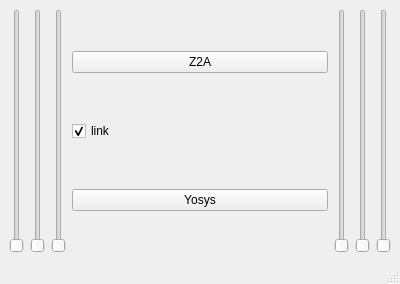
Old version of the form lights/mainwindow.ui in the repository mattvenn/dmx_lights.
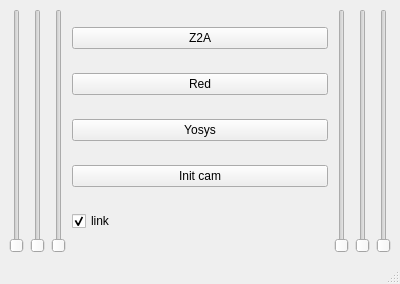
New version of the form.

Commit message: hacky support for webcam init

What changed in the file:
```diff
--- a/lights/mainwindow.ui
+++ b/lights/mainwindow.ui
@@ -61,6 +61,27 @@
         </property>
        </widget>
       </item>
+      <item>
+       <widget class="QPushButton" name="mem_red">
+        <property name="text">
+         <string>Red</string>
+        </property>
+       </widget>
+      </item>
+      <item>
+       <widget class="QPushButton" name="mem_yosys">
+        <property name="text">
+         <string>Yosys</string>
+        </property>
+       </widget>
+      </item>
+      <item>
+       <widget class="QPushButton" name="init_cam">
+        <property name="text">
+         <string>Init cam</string>
+        </property>
+       </widget>
+      </item>
       <item>
        <widget class="QCheckBox" name="link">
         <property name="text">
@@ -71,13 +92,6 @@
         </property>
        </widget>
       </item>
-      <item>
-       <widget class="QPushButton" name="mem_yosys">
-        <property name="text">
-         <string>Yosys</string>
-        </property>
-       </widget>
-      </item>
      </layout>
     </item>
     <item>
```
The commit also changes 1 other file.
